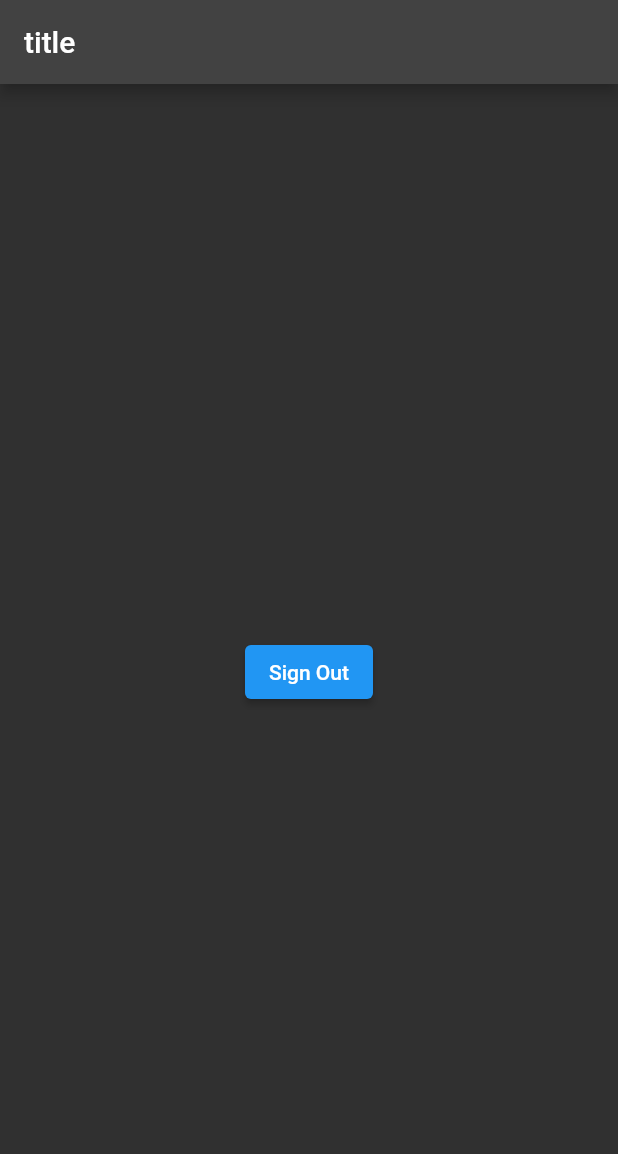
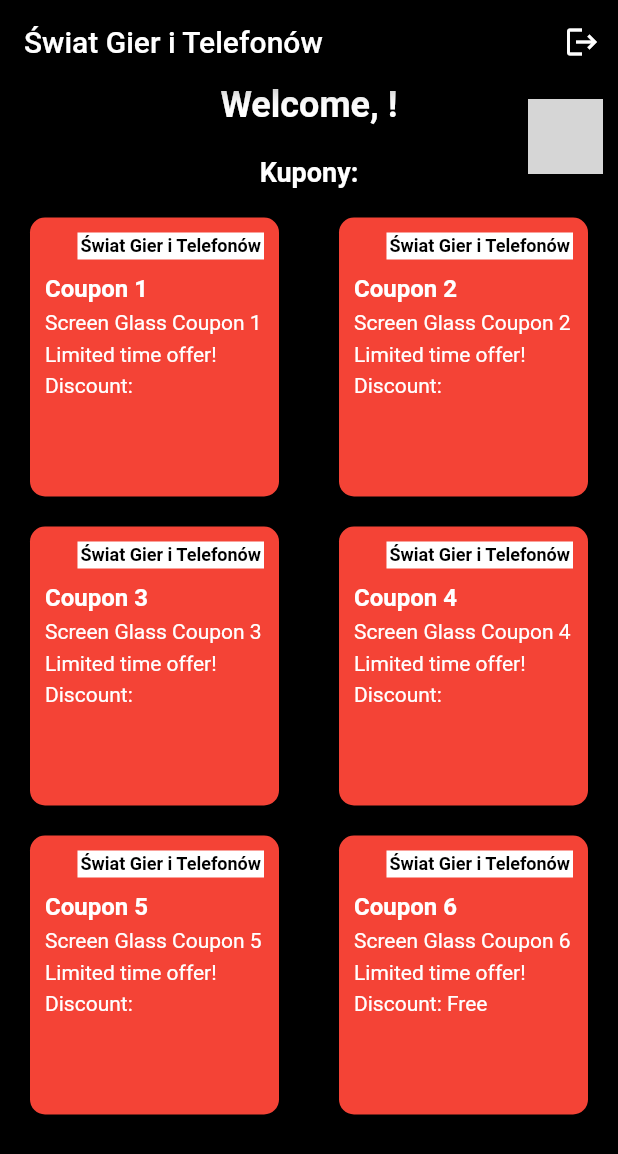
Before and after one commit to ejsiik/GryTelefony, a Flutter app: the screen it shows once a user with an empty profile is signed in, on a phone screen of 412 x 824 dp. Shown: the top 1154 px of the screen. Run offline on Flutter 3.47's test engine with Material 2 defaults, Android fonts, the light colour scheme and no system bars; our stand-ins replace firebase_auth, firebase_core; accounts and stored records are empty; grey boxes are pictures that could not be loaded.

Commit message:
basic home page coupons
to be changed

```diff
--- a/gry_telefony/lib/home_page.dart
+++ b/gry_telefony/lib/home_page.dart
@@ -3,43 +3,178 @@ import 'package:firebase_auth/firebase_auth.dart';
 import 'auth.dart';
 
 class HomePage extends StatelessWidget {
-  HomePage({super.key});
-
-  final User? user = Auth().currentUser;
-
-  Future<void> signOut() async {
-    await Auth().signOut();
-  }
-
-  Widget _userID() {
-    return Text(user?.email ?? 'Email');
-  }
-
-  Widget _signOutButton() {
-    return ElevatedButton(
-      onPressed: signOut,
-      child: const Text('Sign Out'),
-    );
-  }
+  const HomePage({Key? key}) : super(key: key);
 
   @override
   Widget build(BuildContext context) {
+    final User? user = Auth().currentUser;
+
+    Future<void> signOut() async {
+      await Auth().signOut();
+    }
+
     return Scaffold(
+      backgroundColor: Colors.black,
       appBar: AppBar(
-        title: const Text('title'),
+        backgroundColor: Colors.black,
+        title: const Text(
+          'Świat Gier i Telefonów',
+          style: TextStyle(color: Colors.white),
+        ),
+        actions: [
+          IconButton(
+            onPressed: signOut,
+            icon: const Icon(Icons.logout, color: Colors.white),
+          ),
+        ],
       ),
       body: Container(
-        height: double.infinity,
-        width: double.infinity,
-        child: Column(
-          crossAxisAlignment: CrossAxisAlignment.center,
-          mainAxisAlignment: MainAxisAlignment.center,
-          children: <Widget>[
-            _userID(),
-            _signOutButton(),
+        color: Colors.black,
+        child: Stack(
+          children: [
+            Positioned(
+              top: 10,
+              right: 10,
+              child: Image.asset(
+                'male.png',
+                width: 50,
+                height: 50,
+              ),
+            ),
+            SingleChildScrollView(
+              child: Column(
+                children: [
+                  UserNameWidget(userName: user?.email ?? ''),
+                  const SizedBox(height: 20),
+                  const Text(
+                    'Kupony:',
+                    style: TextStyle(
+                      color: Colors.white,
+                      fontSize: 18,
+                      fontWeight: FontWeight.bold,
+                    ),
+                  ),
+                  const SizedBox(height: 10),
+                  GridView.count(
+                    crossAxisCount: 2,
+                    shrinkWrap: true,
+                    physics: const NeverScrollableScrollPhysics(),
+                    children: List.generate(6, (index) {
+                      return CouponCard(
+                        number: index + 1,
+                        title: 'Screen Glass Coupon ${index + 1}',
+                        description: 'Limited time offer!',
+                        discount: (index == 5) ? 'Free' : '',
+                      );
+                    }),
+                  ),
+                ],
+              ),
+            ),
           ],
         ),
       ),
     );
   }
 }
+
+class UserNameWidget extends StatelessWidget {
+  const UserNameWidget({Key? key, required this.userName}) : super(key: key);
+
+  final String userName;
+
+  @override
+  Widget build(BuildContext context) {
+    return Text(
+      'Welcome, $userName!',
+      style: const TextStyle(
+        color: Colors.white,
+        fontSize: 24,
+        fontWeight: FontWeight.bold,
+      ),
+    );
+  }
+}
+
+class CouponCard extends StatelessWidget {
+  const CouponCard({
+    Key? key,
+    required this.number,
+    required this.title,
+    required this.description,
+    required this.discount,
+  }) : super(key: key);
+
+  final int number;
+  final String title;
+  final String description;
+  final String discount;
+
+  @override
+  Widget build(BuildContext context) {
+    return Container(
+      margin: const EdgeInsets.symmetric(horizontal: 20, vertical: 10),
+      padding: const EdgeInsets.all(10),
+      decoration: BoxDecoration(
+        color: Colors.red,
+        borderRadius: BorderRadius.circular(10),
+      ),
+      child: Column(
+        crossAxisAlignment: CrossAxisAlignment.start,
+        children: [
+          Align(
+            alignment: Alignment.topRight,
+            child: Container(
+              decoration: const BoxDecoration(
+                color: Colors.white,
+                shape: BoxShape.rectangle,
+              ),
+              padding: const EdgeInsets.all(2),
+              child: const Text(
+                'Świat Gier i Telefonów',
+                style: TextStyle(
+                  color: Colors.black,
+                  fontSize: 12,
+                  fontWeight: FontWeight.bold,
+                ),
+              ),
+            ),
+          ),
+          const SizedBox(height: 10),
+          Text(
+            'Coupon $number',
+            style: const TextStyle(
+              color: Colors.white,
+              fontSize: 16,
+              fontWeight: FontWeight.bold,
+            ),
+          ),
+          const SizedBox(height: 5),
+          Text(
+            title,
+            style: const TextStyle(
+              color: Colors.white,
+              fontSize: 14,
+            ),
+          ),
+          const SizedBox(height: 5),
+          Text(
+            description,
+            style: const TextStyle(
+              color: Colors.white,
+              fontSize: 14,
+            ),
+          ),
+          const SizedBox(height: 5),
+          Text(
+            'Discount: $discount',
+            style: const TextStyle(
+              color: Colors.white,
+              fontSize: 14,
+            ),
+          ),
+        ],
+      ),
+    );
+  }
+}
--- a/gry_telefony/pubspec.yaml
+++ b/gry_telefony/pubspec.yaml
@@ -62,6 +62,7 @@ flutter:
 
   # To add assets to your application, add an assets section, like this:
   assets:
+   - logo/male.png
    - logo/duze.png
   #   - images/a_dot_ham.jpeg
 
```
Also changed, not shown: gry_telefony/logo/male.png (added).
